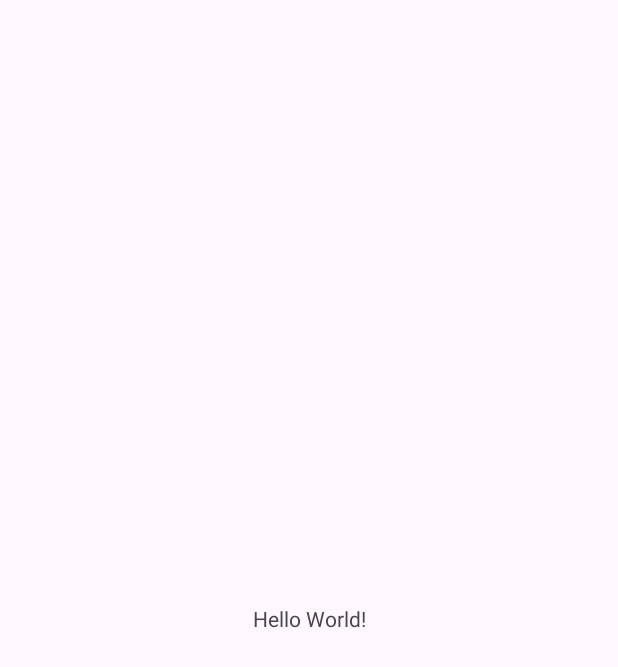
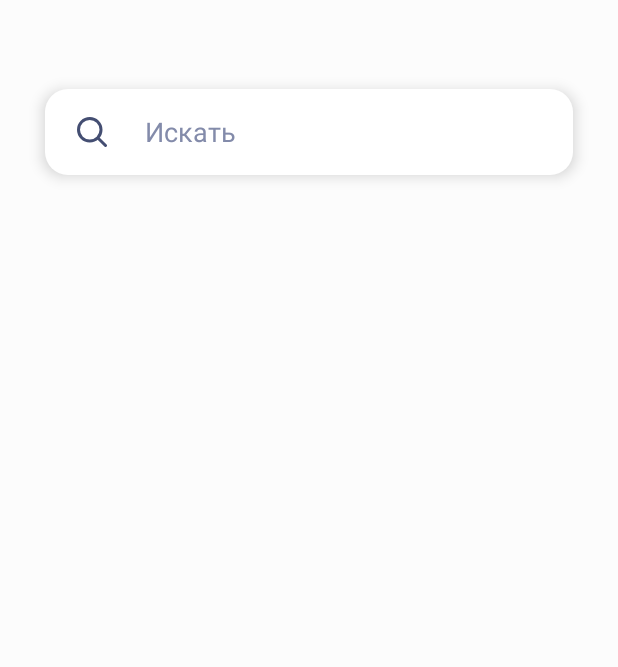
Before and after one commit to ivblinov/weather, an Android app: the screen it shows after launch (MainActivity), on a phone screen of 412 x 824 dp. Before the commit the part shown is almost empty. Shown: the top 667 px of the screen. Run offline under Robolectric (Android 15) with nearby library versions, the phone set to English and light mode, and no system bars.

Commit message:
Добавил разметку для экрана поиска, настроил навигацию.

```diff
--- a/app/build.gradle.kts
+++ b/app/build.gradle.kts
@@ -33,6 +33,10 @@ android {
     kotlinOptions {
         jvmTarget = "1.8"
     }
+
+    buildFeatures {
+        viewBinding = true
+    }
 }
 
 dependencies {
@@ -42,6 +46,11 @@ dependencies {
     implementation(libs.material)
     implementation(libs.androidx.activity)
     implementation(libs.androidx.constraintlayout)
+
+    // androidx.navigation:
+    implementation (libs.navigation.fragment)
+    implementation (libs.navigation.ui)
+
     testImplementation(libs.junit)
     androidTestImplementation(libs.androidx.junit)
     androidTestImplementation(libs.androidx.espresso.core)
--- a/app/src/main/java/com/examples/weather/MainActivity.kt
+++ b/app/src/main/java/com/examples/weather/MainActivity.kt
@@ -1,20 +1,11 @@
 package com.examples.weather
 
 import android.os.Bundle
-import androidx.activity.enableEdgeToEdge
 import androidx.appcompat.app.AppCompatActivity
-import androidx.core.view.ViewCompat
-import androidx.core.view.WindowInsetsCompat
 
 class MainActivity : AppCompatActivity() {
     override fun onCreate(savedInstanceState: Bundle?) {
         super.onCreate(savedInstanceState)
-        enableEdgeToEdge()
         setContentView(R.layout.activity_main)
-        ViewCompat.setOnApplyWindowInsetsListener(findViewById(R.id.main)) { v, insets ->
-            val systemBars = insets.getInsets(WindowInsetsCompat.Type.systemBars())
-            v.setPadding(systemBars.left, systemBars.top, systemBars.right, systemBars.bottom)
-            insets
-        }
     }
 }
--- /dev/null
+++ b/app/src/main/java/com/examples/weather/fragments/SearchFragment.kt
@@ -0,0 +1,60 @@
+package com.examples.weather.presentation.fragments
+
+import android.os.Bundle
+import androidx.fragment.app.Fragment
+import android.view.LayoutInflater
+import android.view.View
+import android.view.ViewGroup
+import com.examples.weather.R
+
+// TODO: Rename parameter arguments, choose names that match
+// the fragment initialization parameters, e.g. ARG_ITEM_NUMBER
+private const val ARG_PARAM1 = "param1"
+private const val ARG_PARAM2 = "param2"
+
+/**
+ * A simple [Fragment] subclass.
+ * Use the [SearchFragment.newInstance] factory method to
+ * create an instance of this fragment.
+ */
+class SearchFragment : Fragment() {
+    // TODO: Rename and change types of parameters
+    private var param1: String? = null
+    private var param2: String? = null
+
+    override fun onCreate(savedInstanceState: Bundle?) {
+        super.onCreate(savedInstanceState)
+        arguments?.let {
+            param1 = it.getString(ARG_PARAM1)
+            param2 = it.getString(ARG_PARAM2)
+        }
+    }
+
+    override fun onCreateView(
+        inflater: LayoutInflater, container: ViewGroup?,
+        savedInstanceState: Bundle?
+    ): View? {
+        // Inflate the layout for this fragment
+        return inflater.inflate(R.layout.fragment_search, container, false)
+    }
+
+    companion object {
+        /**
+         * Use this factory method to create a new instance of
+         * this fragment using the provided parameters.
+         *
+         * @param param1 Parameter 1.
+         * @param param2 Parameter 2.
+         * @return A new instance of fragment SearchFragment.
+         */
+        // TODO: Rename and change types and number of parameters
+        @JvmStatic
+        fun newInstance(param1: String, param2: String) =
+            SearchFragment().apply {
+                arguments = Bundle().apply {
+                    putString(ARG_PARAM1, param1)
+                    putString(ARG_PARAM2, param2)
+                }
+            }
+    }
+}
--- /dev/null
+++ b/app/src/main/res/drawable/ic_search.xml
@@ -0,0 +1,13 @@
+<vector xmlns:android="http://schemas.android.com/apk/res/android"
+    android:width="20dp"
+    android:height="20dp"
+    android:viewportWidth="20"
+    android:viewportHeight="20">
+  <path
+      android:pathData="M13.795,13.811L19,19M16,8.5C16,12.642 12.642,16 8.5,16C4.358,16 1,12.642 1,8.5C1,4.358 4.358,1 8.5,1C12.642,1 16,4.358 16,8.5Z"
+      android:strokeLineJoin="round"
+      android:strokeWidth="2"
+      android:fillColor="#00000000"
+      android:strokeColor="#444E72"
+      android:strokeLineCap="round"/>
+</vector>
--- /dev/null
+++ b/app/src/main/res/drawable/search_background.xml
@@ -0,0 +1,5 @@
+<?xml version="1.0" encoding="utf-8"?>
+<shape xmlns:android="http://schemas.android.com/apk/res/android">
+    <corners android:radius="15dp" />
+    <solid android:color="@color/white" />
+</shape>
--- a/app/src/main/res/layout/activity_main.xml
+++ b/app/src/main/res/layout/activity_main.xml
@@ -7,13 +7,12 @@
     android:layout_height="match_parent"
     tools:context=".MainActivity">
 
-    <TextView
-        android:layout_width="wrap_content"
-        android:layout_height="wrap_content"
-        android:text="Hello World!"
-        app:layout_constraintBottom_toBottomOf="parent"
-        app:layout_constraintEnd_toEndOf="parent"
-        app:layout_constraintStart_toStartOf="parent"
-        app:layout_constraintTop_toTopOf="parent" />
+    <androidx.fragment.app.FragmentContainerView
+        android:id="@+id/nav_host"
+        android:name="androidx.navigation.fragment.NavHostFragment"
+        android:layout_width="match_parent"
+        android:layout_height="match_parent"
+        app:defaultNavHost="true"
+        app:navGraph="@navigation/nav_graph" />
 
 </androidx.constraintlayout.widget.ConstraintLayout>
--- /dev/null
+++ b/app/src/main/res/layout/fragment_search.xml
@@ -0,0 +1,44 @@
+<?xml version="1.0" encoding="utf-8"?>
+<androidx.constraintlayout.widget.ConstraintLayout xmlns:android="http://schemas.android.com/apk/res/android"
+    xmlns:app="http://schemas.android.com/apk/res-auto"
+    xmlns:tools="http://schemas.android.com/tools"
+    android:layout_width="match_parent"
+    android:layout_height="match_parent"
+    android:background="@color/white_search_screen"
+    tools:context=".presentation.fragments.SearchFragment">
+
+        <LinearLayout
+            android:layout_width="match_parent"
+            android:layout_height="wrap_content"
+            android:orientation="horizontal"
+            android:elevation="6dp"
+            android:layout_marginTop="59dp"
+            android:layout_marginHorizontal="30dp"
+            android:background="@drawable/search_background"
+            app:layout_constraintEnd_toEndOf="parent"
+            app:layout_constraintStart_toStartOf="parent"
+            app:layout_constraintTop_toTopOf="parent">
+
+            <ImageView
+                android:layout_width="wrap_content"
+                android:layout_height="wrap_content"
+                android:layout_marginStart="19dp"
+                android:padding="2dp"
+                android:layout_gravity="center_vertical"
+                android:src="@drawable/ic_search" />
+
+            <EditText
+                android:layout_width="match_parent"
+                android:layout_height="57dp"
+                android:background="@color/white"
+                android:hint="@string/search_city"
+                android:layout_marginStart="23dp"
+                android:layout_marginEnd="16dp"
+                android:textColorHint="@color/gray_text_search"
+                app:layout_constraintEnd_toEndOf="parent"
+                app:layout_constraintStart_toStartOf="parent"
+                app:layout_constraintTop_toTopOf="parent" />
+
+        </LinearLayout>
+
+</androidx.constraintlayout.widget.ConstraintLayout>
--- /dev/null
+++ b/app/src/main/res/navigation/nav_graph.xml
@@ -0,0 +1,13 @@
+<?xml version="1.0" encoding="utf-8"?>
+<navigation xmlns:android="http://schemas.android.com/apk/res/android"
+    xmlns:app="http://schemas.android.com/apk/res-auto"
+    xmlns:tools="http://schemas.android.com/tools"
+    android:id="@+id/nav_graph"
+    app:startDestination="@id/searchFragment">
+
+    <fragment
+        android:id="@+id/searchFragment"
+        android:name="com.examples.weather.presentation.fragments.SearchFragment"
+        android:label="fragment_search"
+        tools:layout="@layout/fragment_search" />
+</navigation>
--- a/app/src/main/res/values/colors.xml
+++ b/app/src/main/res/values/colors.xml
@@ -2,4 +2,7 @@
 <resources>
     <color name="black">#FF000000</color>
     <color name="white">#FFFFFFFF</color>
+    <color name="white_search_screen">#FCFCFC</color>
+    <color name="gray_text_search">#838BAA</color>
+    <color name="blue_background">#47B0E8</color>
 </resources>
--- a/app/src/main/res/values/strings.xml
+++ b/app/src/main/res/values/strings.xml
@@ -1,3 +1,5 @@
 <resources>
     <string name="app_name">Weather</string>
+    <string name="hello_blank_fragment">Hello blank fragment</string>
+    <string name="search_city">Искать</string>
 </resources>
--- a/app/src/main/res/values/themes.xml
+++ b/app/src/main/res/values/themes.xml
@@ -1,8 +1,8 @@
-<resources xmlns:tools="http://schemas.android.com/tools">
-    <!-- Base application theme. -->
+<resources>
     <style name="Base.Theme.Weather" parent="Theme.Material3.DayNight.NoActionBar">
-        <!-- Customize your light theme here. -->
-        <!-- <item name="colorPrimary">@color/my_light_primary</item> -->
+<!--        <item name="colorPrimary">@color/white_search_screen</item>-->
+        <item name="android:navigationBarColor">@color/blue_background</item>
+        <item name="android:colorPrimaryDark">@color/blue_background</item>
     </style>
 
     <style name="Theme.Weather" parent="Base.Theme.Weather" />
--- a/gradle/libs.versions.toml
+++ b/gradle/libs.versions.toml
@@ -1,24 +1,27 @@
 [versions]
-agp = "8.5.0"
-kotlin = "1.9.0"
+activity = "1.9.0"
+agp = "8.5.1"
+appcompat = "1.7.0"
+constraintlayout = "2.1.4"
 coreKtx = "1.13.1"
+espressoCore = "3.6.1"
 junit = "4.13.2"
 junitVersion = "1.2.1"
-espressoCore = "3.6.1"
-appcompat = "1.7.0"
+kotlin = "2.0.0"
 material = "1.12.0"
-activity = "1.9.0"
-constraintlayout = "2.1.4"
+navigation = "2.7.7"
 
 [libraries]
+androidx-activity = { group = "androidx.activity", name = "activity", version.ref = "activity" }
+androidx-appcompat = { group = "androidx.appcompat", name = "appcompat", version.ref = "appcompat" }
 androidx-core-ktx = { group = "androidx.core", name = "core-ktx", version.ref = "coreKtx" }
+androidx-constraintlayout = { group = "androidx.constraintlayout", name = "constraintlayout", version.ref = "constraintlayout" }
+androidx-espresso-core = { group = "androidx.test.espresso", name = "espresso-core", version.ref = "espressoCore" }
+androidx-junit = { group = "androidx.test.ext", name = "junit", version.ref = "junitVersion" }
 junit = { group = "junit", name = "junit", version.ref = "junit" }
-androidx-junit = { group = "androidx.test.ext", name = "junit", version.ref = "junitVersion" }
-androidx-espresso-core = { group = "androidx.test.espresso", name = "espresso-core", version.ref = "espressoCore" }
-androidx-appcompat = { group = "androidx.appcompat", name = "appcompat", version.ref = "appcompat" }
 material = { group = "com.google.android.material", name = "material", version.ref = "material" }
-androidx-activity = { group = "androidx.activity", name = "activity", version.ref = "activity" }
-androidx-constraintlayout = { group = "androidx.constraintlayout", name = "constraintlayout", version.ref = "constraintlayout" }
+navigation-fragment = { group = "androidx.navigation", name = "navigation-fragment-ktx", version.ref = "navigation" }
+navigation-ui = { group = "androidx.navigation", name = "navigation-ui-ktx", version.ref = "navigation" }
 
 [plugins]
 android-application = { id = "com.android.application", version.ref = "agp" }
```
